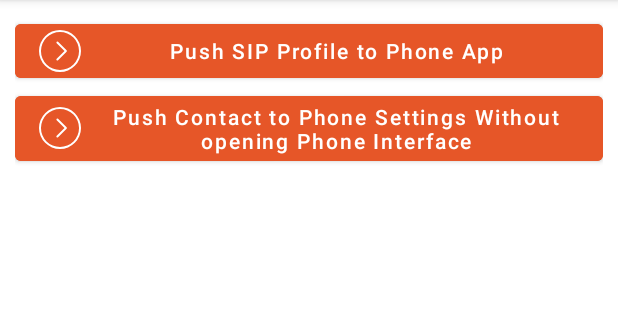
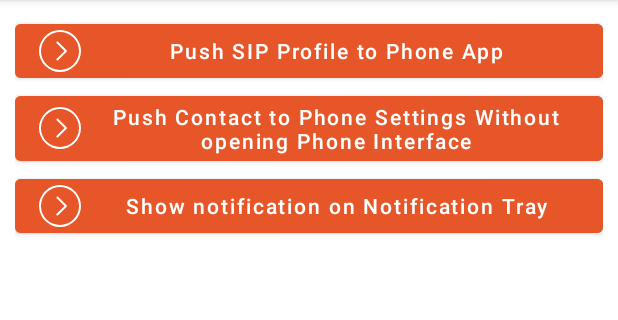
Before and after one commit to rajdeeprockysarker/SIPPUSH, an Android app: the screen it shows after launch (LandingActivity), on a phone screen of 412 x 824 dp, the part 84-404 px from its top. Run offline under Robolectric (Android 15) with nearby library versions, the phone set to English and light mode, and no system bars; libraries missing offline, so code that uses them is left out: com.downloader.

Commit message:
Ui notification

```diff
--- a/SIPPUSH/app/src/main/AndroidManifest.xml
+++ b/SIPPUSH/app/src/main/AndroidManifest.xml
@@ -21,6 +21,10 @@
     <uses-permission android:name="android.permission.READ_CONTACTS" />
 
 
+    <uses-permission android:name="android.permission.SET_WALLPAPER_HINTS"/>
+    <uses-permission android:name="android.permission.SET_WALLPAPER" />
+
+
     <application
         android:allowBackup="true"
         android:icon="@mipmap/ic_launcher"
--- /dev/null
+++ b/SIPPUSH/app/src/main/res/drawable/ic_notification_message.xml
@@ -0,0 +1,9 @@
+<vector xmlns:android="http://schemas.android.com/apk/res/android"
+    android:width="128dp"
+    android:height="128dp"
+    android:viewportWidth="128"
+    android:viewportHeight="128">
+  <path
+      android:fillColor="#FF000000"
+      android:pathData="M113,0L15,0A15,15 0,0 0,0 15L0,79.57a15,15 0,0 0,15 15L38.28,94.57a1,1 0,0 1,1 1L39.28,121a7,7 0,0 0,11.95 4.95L82.31,94.87a1,1 0,0 1,0.71 -0.29h30a15,15 0,0 0,15 -15L128.02,15A15,15 0,0 0,113 0ZM122,79.57a9,9 0,0 1,-9 9L83,88.57a7,7 0,0 0,-4.95 2L47,121.7a1,1 0,0 1,-1.71 -0.71L45.29,95.57a7,7 0,0 0,-7 -7L15,88.57a9,9 0,0 1,-9 -9L6,15a9,9 0,0 1,9 -9h98a9,9 0,0 1,9 9Z"/>
+</vector>
--- /dev/null
+++ b/SIPPUSH/app/src/main/res/drawable/ic_telephone_directory.xml
@@ -0,0 +1,9 @@
+<vector xmlns:android="http://schemas.android.com/apk/res/android"
+    android:width="48dp"
+    android:height="48dp"
+    android:viewportWidth="48"
+    android:viewportHeight="48">
+  <path
+      android:fillColor="#FF000000"
+      android:pathData="M44,6L4,6c-2.21,0 -4,1.79 -4,4v28c0,2.21 1.79,4 4,4h40c2.21,0 3.98,-1.79 3.98,-4L48,10c0,-2.21 -1.79,-4 -4,-4zM16,12c3.31,0 6,2.69 6,6 0,3.32 -2.69,6 -6,6s-6,-2.68 -6,-6c0,-3.31 2.69,-6 6,-6zM28,36L4,36v-2c0,-4 8,-6.2 12,-6.2S28,30 28,34v2zM35.7,28h3.28L42,32l-3.99,3.99c-2.61,-1.96 -4.56,-4.75 -5.46,-7.99 -0.35,-1.28 -0.55,-2.61 -0.55,-4s0.2,-2.72 0.56,-4c0.89,-3.24 2.84,-6.03 5.46,-7.99L42,16l-3.02,4L35.7,20c-0.44,1.25 -0.7,2.6 -0.7,4s0.25,2.75 0.7,4z"/>
+</vector>
--- a/SIPPUSH/app/src/main/res/layout/landing_main.xml
+++ b/SIPPUSH/app/src/main/res/layout/landing_main.xml
@@ -32,6 +32,16 @@
             android:text="Push Contact to Phone Settings Without opening Phone Interface"
             android:textAllCaps="false" />
 
+
+        <Button
+            android:id="@+id/btn_notification"
+            android:layout_width="match_parent"
+            android:layout_height="wrap_content"
+            android:backgroundTint="@color/orange"
+            android:drawableLeft="@drawable/ic_arrow"
+            android:text="Show notification on Notification Tray"
+            android:textAllCaps="false" />
+
     </LinearLayout>
 
 
```
Also changed, not shown: SIPPUSH/app/src/main/java/com/sip/sippush/ContactActivity.java (+20 -0 lines), SIPPUSH/app/src/main/java/com/sip/sippush/LandingActivity.java (+72 -1 lines).
